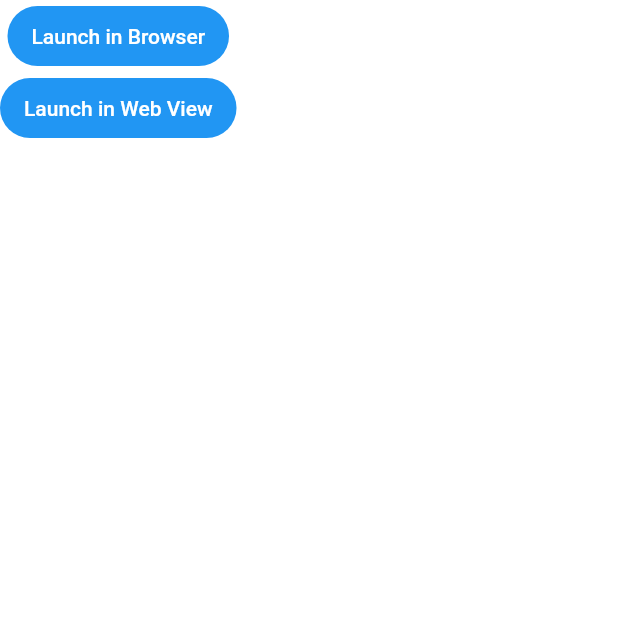
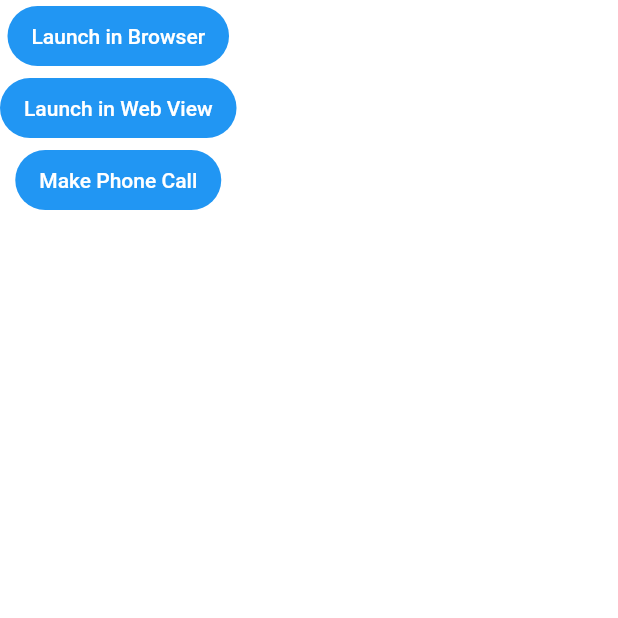
Before and after one commit to KenStarry/Flutter_Mini_Projects, a Flutter app: the screen it shows after launch, on a phone screen of 412 x 824 dp, the top half of it. Run offline on Flutter 3.47's test engine with Material 2 defaults, Android fonts, the light colour scheme and no system bars; our stand-ins replace connectivity_plus, firebase_auth, firebase_core, flutter_local_notifications, get, graphql_flutter and 7 more; missing offline and left inert: open_document; accounts and stored records are empty.

Commit message:
Link To a phone call

```diff
--- a/launch_urls_flutter/lib/main_screen.dart
+++ b/launch_urls_flutter/lib/main_screen.dart
@@ -26,6 +26,10 @@ class _MainScreenState extends State<MainScreen> {
             FilledButton(
                 onPressed: () async => await launchInBrowser(),
                 child: const Text("Launch in Web View")),
+
+          FilledButton(
+              onPressed: () async => await makePhoneCall(),
+              child: const Text("Make Phone Call")),
         ],
       ),
           )),
```
Also changed, not shown: launch_urls_flutter/lib/url_intents.dart (+9 -0 lines).
